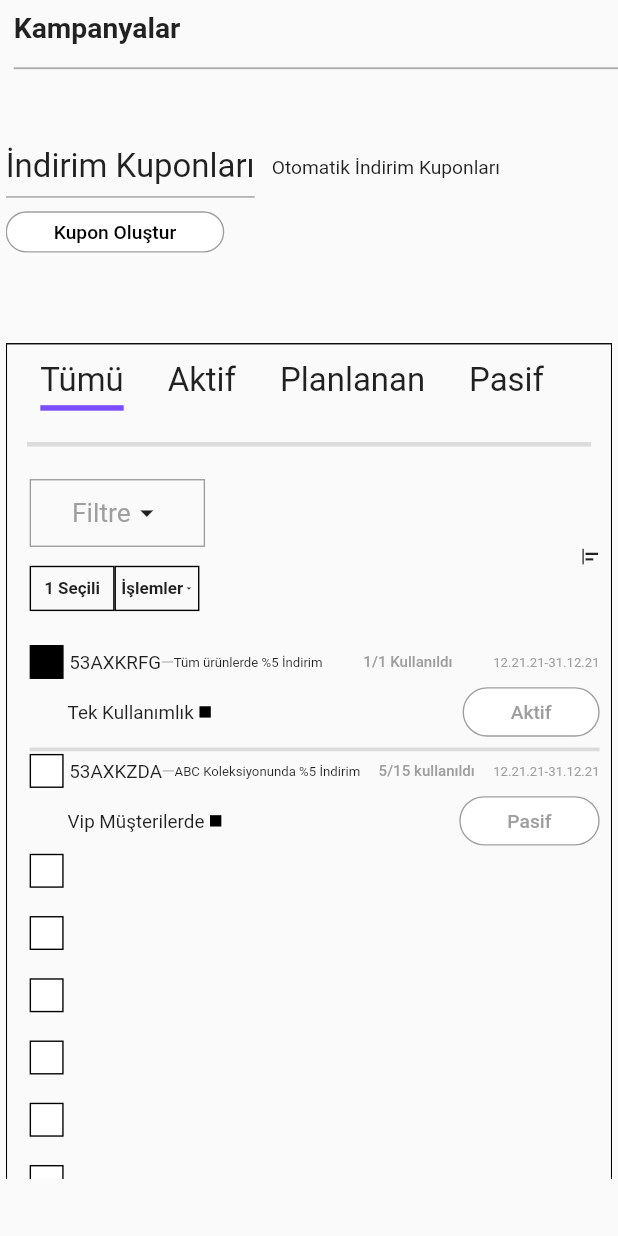
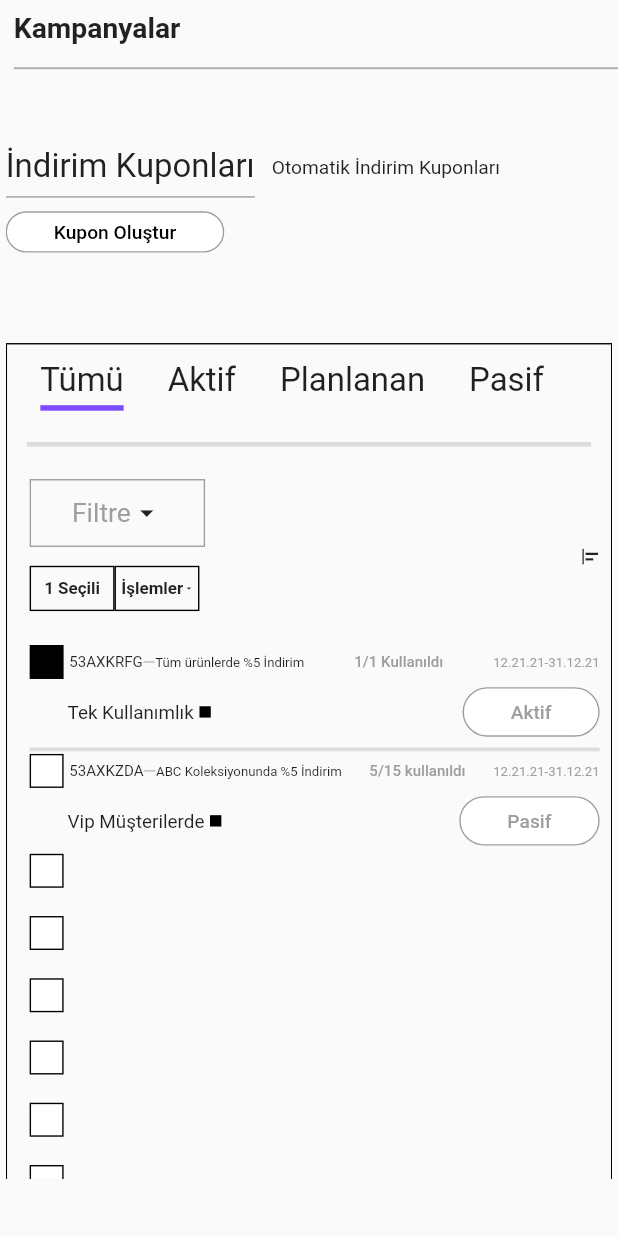
Before and after one commit to Flattih/responsive_web, a Flutter app: the screen it shows after launch, on a phone screen of 412 x 824 dp. Run offline on Flutter 3.47's test engine with Material 2 defaults, Android fonts, the phone set to English and light mode, and no system bars; our stand-ins replace responsive_framework, sizer.

Commit message:
Update coupon_row.dart

```diff
--- a/lib/screens/components/coupon_row.dart
+++ b/lib/screens/components/coupon_row.dart
@@ -30,7 +30,7 @@ class CouponRow extends StatelessWidget {
           style: Theme.of(context)
               .textTheme
               .bodyText2!
-              .copyWith(fontSize: !Responsive.isMobile(context) ? 4.sp : 10.sp),
+              .copyWith(fontSize: !Responsive.isMobile(context) ? 4.sp : 8.sp),
         ),
         SizedBox(
           width: !Responsive.isMobile(context) ? 2.w : 0.1.w,
```
